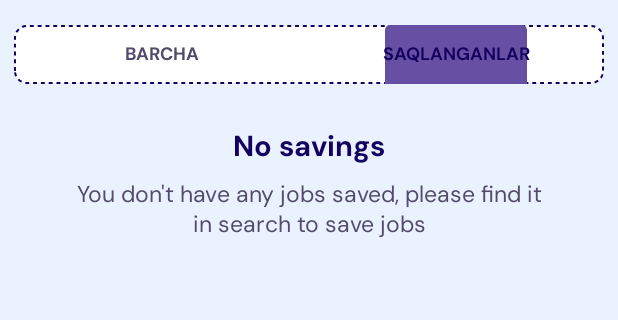
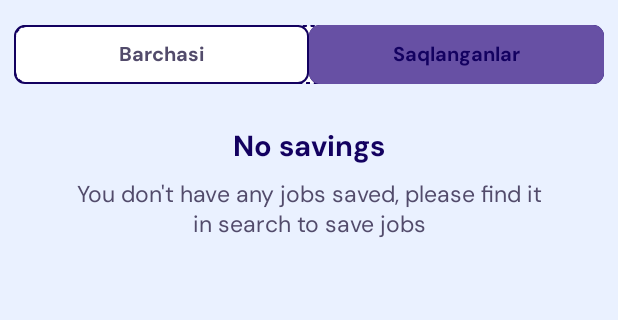
Before and after one commit to Murodhonov/UzWorks, an Android app: the screen it shows after launch (MainActivity), tab 2 chosen, on a phone screen of 412 x 824 dp, the part 67-387 px from its top. Run offline under Robolectric (Android 15) with nearby library versions, the phone set to English and light mode, and no system bars; our stand-ins replace sdp/ssp sizes; plain views replace SmoothBottomBar; 1 statement that could not run was skipped.

Commit message:
some changes in jobs page

```diff
--- a/app/src/main/java/dev/goblingroup/uzworks/fragments/main/jobs/JobsFragment.kt
+++ b/app/src/main/java/dev/goblingroup/uzworks/fragments/main/jobs/JobsFragment.kt
@@ -1,5 +1,6 @@
 package dev.goblingroup.uzworks.fragments.main.jobs
 
+import android.animation.ValueAnimator
 import android.content.Intent
 import android.os.Bundle
 import android.view.LayoutInflater
@@ -8,7 +9,10 @@ import android.view.ViewGroup
 import android.widget.Toast
 import androidx.fragment.app.Fragment
 import androidx.navigation.fragment.findNavController
+import androidx.viewpager2.widget.ViewPager2.OnPageChangeCallback
 import com.google.android.material.bottomsheet.BottomSheetDialog
+import com.google.android.material.tabs.TabLayout
+import com.google.android.material.tabs.TabLayout.OnTabSelectedListener
 import com.google.android.material.tabs.TabLayoutMediator
 import dev.goblingroup.uzworks.R
 import dev.goblingroup.uzworks.adapters.view_pager_adapters.JobsViewPagerAdapter
@@ -42,28 +46,43 @@ class JobsFragment : Fragment() {
 
                     })
             viewPager.adapter = adapter
-//            viewPager.isUserInputEnabled = false
 
             TabLayoutMediator(
                 tabLayout, viewPager
             ) { tab, position ->
-                tab.text = arrayListOf("Barcha", "Saqlanganlar")[position]
+
             }.attach()
 
-//            allTv.setOnClickListener {
-//                select.animate().x(0F).duration = 100
-//                allTv.setTextColor(resources.getColor(R.color.black_blue))
-//                savedTv.setTextColor(resources.getColor(R.color.text_color))
-//                viewPager.setCurrentItem(0, true)
-//            }
-//
-//            savedTv.setOnClickListener {
-//                allTv.setTextColor(resources.getColor(R.color.text_color))
-//                savedTv.setTextColor(resources.getColor(R.color.black_blue))
-//                val size = savedTv.width
-//                select.animate().x(size.toFloat()).duration = 100
-//                viewPager.setCurrentItem(1, true)
-//            }
+            allTv.setOnClickListener {
+                allTv.setTextColor(resources.getColor(R.color.black_blue))
+                savedTv.setTextColor(resources.getColor(R.color.text_color))
+                viewPager.setCurrentItem(0, true)
+            }
+
+            savedTv.setOnClickListener {
+                allTv.setTextColor(resources.getColor(R.color.text_color))
+                savedTv.setTextColor(resources.getColor(R.color.black_blue))
+                viewPager.setCurrentItem(1, true)
+            }
+
+            viewPager.registerOnPageChangeCallback(object : OnPageChangeCallback() {
+                override fun onPageScrolled(
+                    position: Int,
+                    positionOffset: Float,
+                    positionOffsetPixels: Int
+                ) {
+                    when (position) {
+                        0 -> {
+                            allTv.setTextColor(resources.getColor(R.color.black_blue))
+                            savedTv.setTextColor(resources.getColor(R.color.text_color))
+                        }
+                        1 -> {
+                            allTv.setTextColor(resources.getColor(R.color.text_color))
+                            savedTv.setTextColor(resources.getColor(R.color.black_blue))
+                        }
+                    }
+                }
+            })
         }
     }
 
--- a/app/src/main/res/layout/fragment_jobs.xml
+++ b/app/src/main/res/layout/fragment_jobs.xml
@@ -8,7 +8,7 @@
     android:background="@color/white_blue"
     tools:context=".fragments.main.jobs.JobsFragment">
 
-    <!--<FrameLayout
+    <FrameLayout
         android:id="@+id/custom_tab_layout"
         android:layout_width="match_parent"
         android:layout_height="@dimen/_30sdp"
@@ -16,26 +16,16 @@
         android:background="@drawable/corner_dash_stroke_rectangle"
         app:layout_constraintTop_toTopOf="parent">
 
-        <LinearLayout
+        <com.google.android.material.tabs.TabLayout
+            android:id="@+id/tab_layout"
             android:layout_width="match_parent"
             android:layout_height="match_parent"
-            android:orientation="horizontal">
-
-            <TextView
-                android:id="@+id/select"
-                android:layout_width="match_parent"
-                android:layout_height="match_parent"
-                android:layout_weight="1"
-                android:background="@drawable/selected_tab_indicator_background"
-                android:text="" />
-
-            <TextView
-                android:layout_width="match_parent"
-                android:layout_height="match_parent"
-                android:layout_weight="1"
-                android:text="" />
-
-        </LinearLayout>
+            android:background="@drawable/corner_dash_stroke_rectangle"
+            app:tabBackground="@drawable/selected_tab_indicator_background"
+            app:tabIndicator="@drawable/selected_tab_indicator_background"
+            app:tabIndicatorAnimationMode="elastic"
+            app:tabIndicatorFullWidth="true"
+            app:tabIndicatorHeight="@dimen/_30sdp" />
 
         <LinearLayout
             android:layout_width="match_parent"
@@ -66,22 +56,7 @@
 
         </LinearLayout>
 
-    </FrameLayout>-->
-
-    <com.google.android.material.tabs.TabLayout
-        android:id="@+id/tab_layout"
-        android:layout_width="match_parent"
-        android:layout_height="@dimen/_30sdp"
-        android:layout_margin="@dimen/_7sdp"
-        android:background="@drawable/corner_dash_stroke_rectangle"
-        app:layout_constraintTop_toTopOf="parent"
-        app:tabGravity="fill"
-        app:tabIndicatorAnimationMode="elastic"
-        app:tabIndicatorGravity="stretch"
-        app:tabMode="fixed"
-        app:tabSelectedTextColor="@color/black_blue"
-        app:tabTextAppearance="@style/CustomTabText"
-        app:tabTextColor="@color/text_color" />
+    </FrameLayout>
 
     <androidx.viewpager2.widget.ViewPager2
         android:id="@+id/view_pager"
@@ -89,6 +64,6 @@
         android:layout_height="0dp"
         android:layout_marginTop="@dimen/_7sdp"
         app:layout_constraintBottom_toBottomOf="parent"
-        app:layout_constraintTop_toBottomOf="@id/tab_layout" />
+        app:layout_constraintTop_toBottomOf="@id/custom_tab_layout" />
 
 </androidx.constraintlayout.widget.ConstraintLayout>
```
